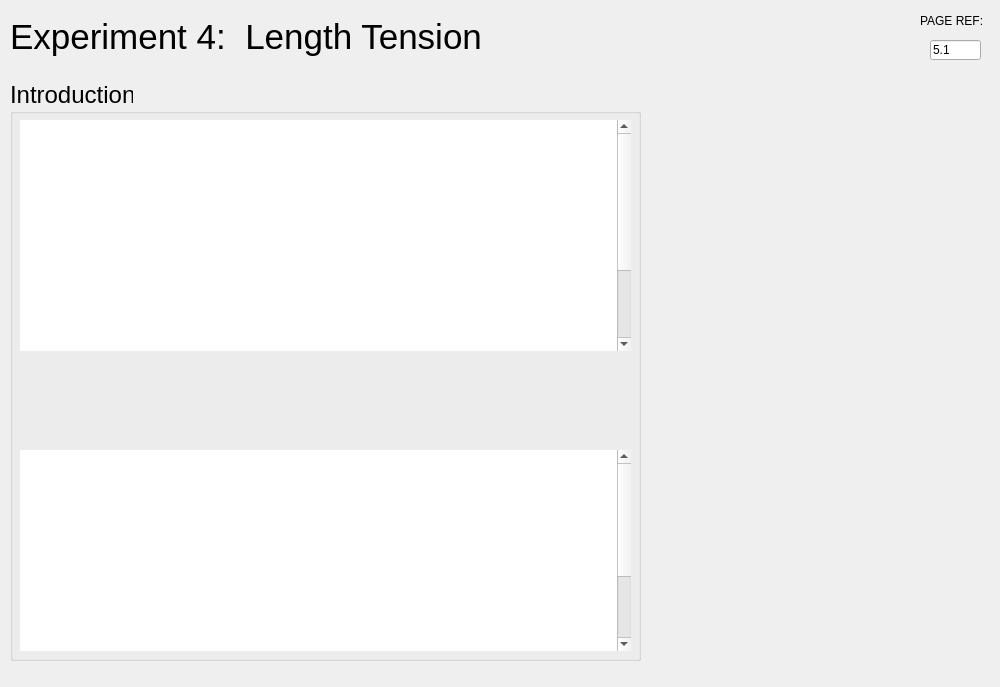
Before: the Qt Designer form rsc/ui/experiment4.1_length_tension_one.ui in KarinaKarenik/Skeletal-Muscle-Contraction-Lab, drawn with Qt 5.
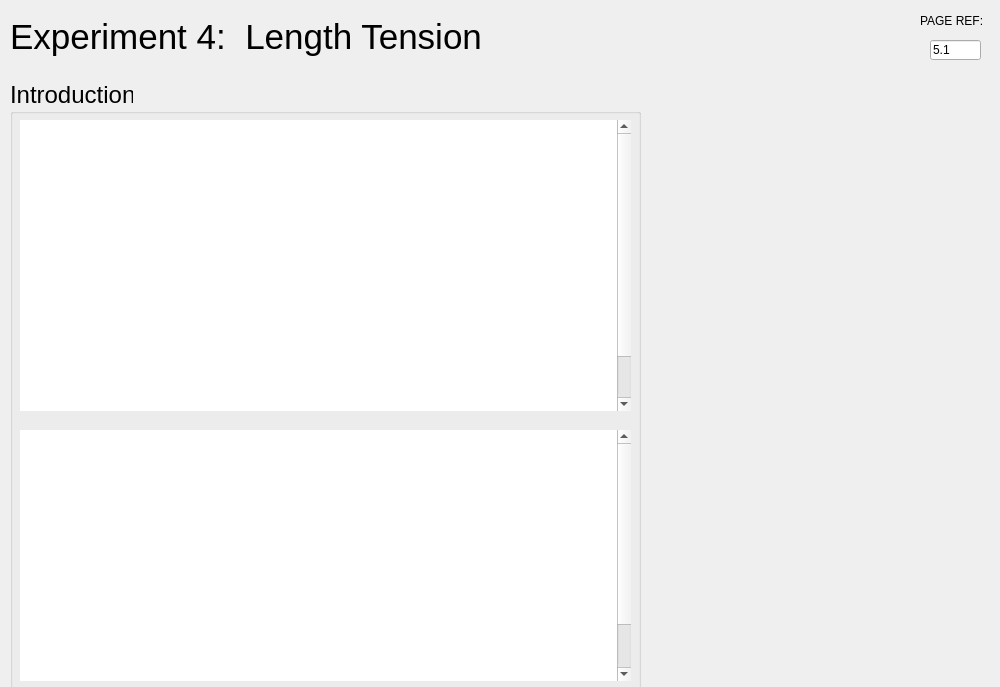
After: the same form once the commit is applied. Icons and pictures are not drawn.

```diff
--- a/rsc/ui/experiment4.1_length_tension_one.ui
+++ b/rsc/ui/experiment4.1_length_tension_one.ui
@@ -199,7 +199,7 @@
       <x>10</x>
       <y>80</y>
       <width>631</width>
-      <height>581</height>
+      <height>611</height>
      </rect>
     </property>
     <property name="font">
@@ -216,7 +216,7 @@
        <x>10</x>
        <y>40</y>
        <width>611</width>
-       <height>231</height>
+       <height>291</height>
       </rect>
      </property>
      <property name="font">
@@ -241,9 +241,9 @@
      <property name="geometry">
       <rect>
        <x>10</x>
-       <y>370</y>
+       <y>350</y>
        <width>611</width>
-       <height>201</height>
+       <height>251</height>
       </rect>
      </property>
      <property name="font">
@@ -287,7 +287,7 @@
     <property name="geometry">
      <rect>
       <x>690</x>
-      <y>320</y>
+      <y>350</y>
       <width>251</width>
       <height>341</height>
      </rect>
```
